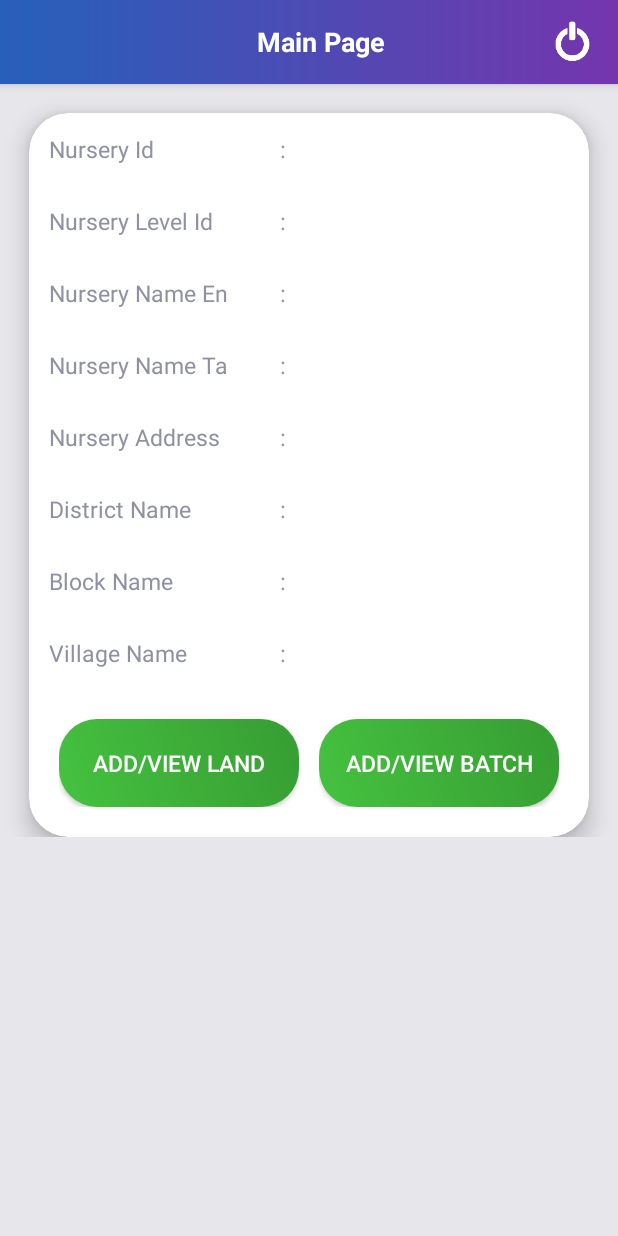
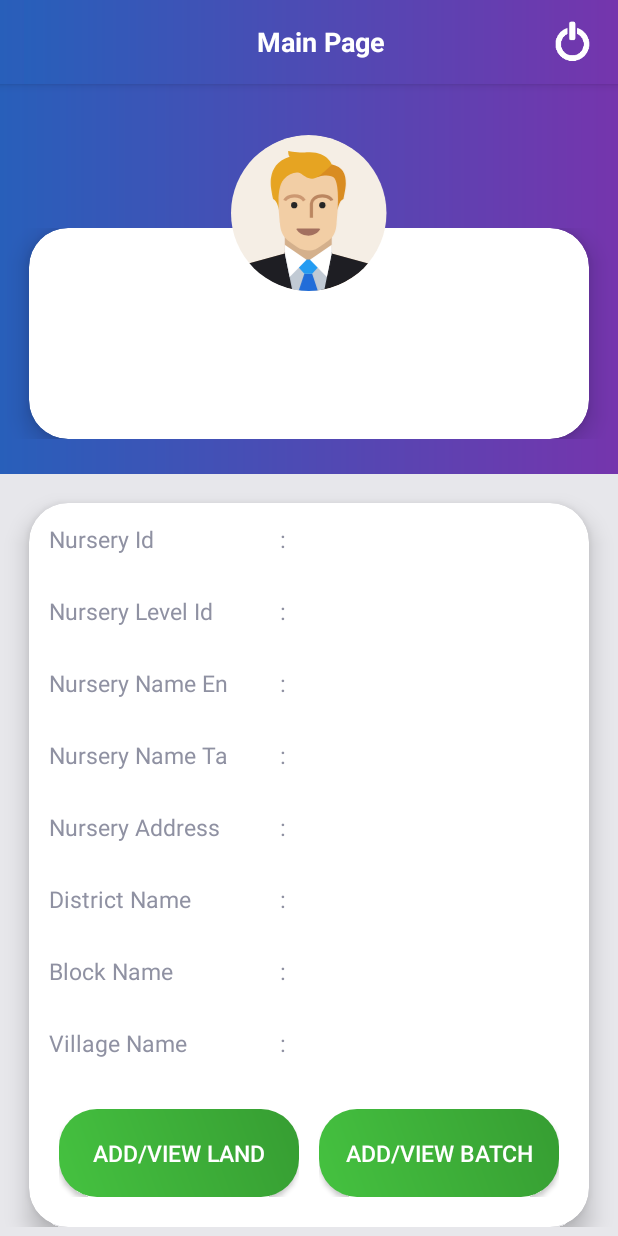
Before and after one commit to TNRDANDROID/NurseryGarden, an Android app: the MainPage screen opened directly, with no data from a screen before it, on a phone screen of 412 x 824 dp. Run offline under Robolectric (Android 15) with nearby library versions, the phone set to English and light mode, and no system bars; our stand-ins replace CircleImageView, data binding, sdp/ssp sizes; pictures from the network do not load; 4 statements that could not run were skipped.

Commit message:
initial commit

```diff
--- a/app/src/main/res/layout/main_page.xml
+++ b/app/src/main/res/layout/main_page.xml
@@ -84,7 +84,7 @@
                         android:id="@+id/rellay1"
                         android:layout_width="match_parent"
                         android:layout_height="wrap_content"
-                        android:visibility="gone">
+                        android:visibility="visible">
 
                         <RelativeLayout
                             android:layout_width="match_parent"
@@ -134,6 +134,7 @@
                                         android:textSize="14sp" />
 
                                     <RelativeLayout
+                                        android:visibility="gone"
                                         android:layout_below="@+id/designation"
                                         android:layout_marginTop="@dimen/_30sdp"
                                         android:layout_width="match_parent"
```
